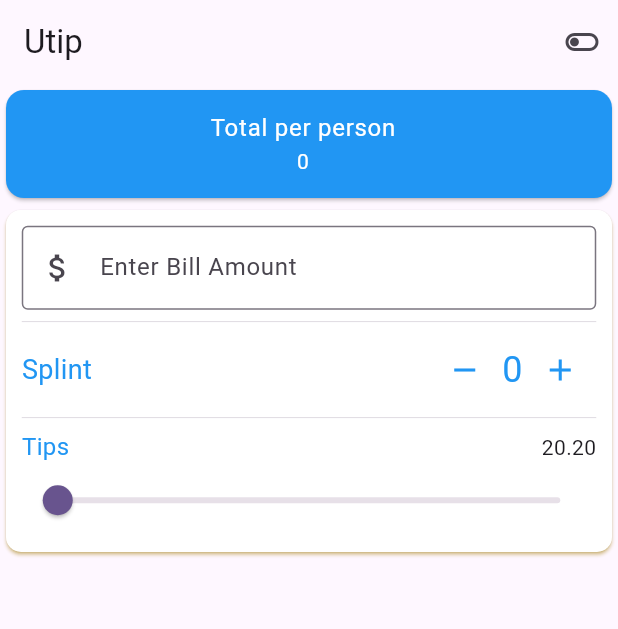
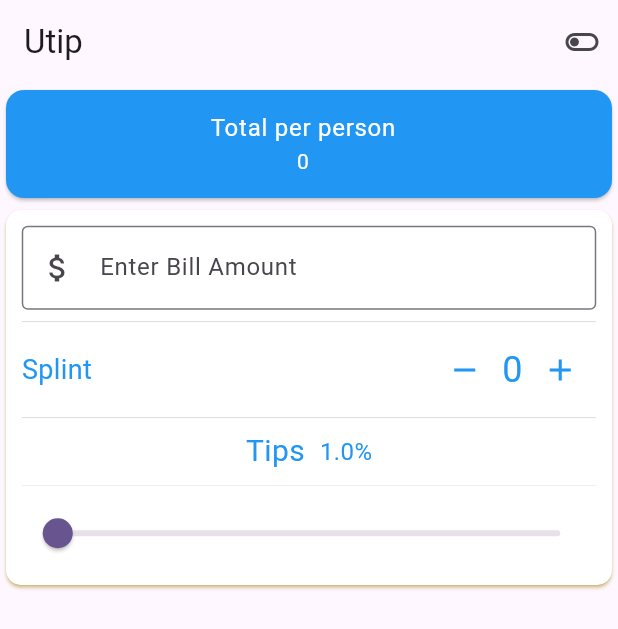
Before and after one commit to Yishak27/tipcalculator, a Flutter app: the screen it shows after launch, after a tap on the "remove" icon, after a tap on the "add" icon, on a phone screen of 412 x 824 dp. Shown: the top 629 px of the screen. Run offline on Flutter 3.47's test engine with Material 3 defaults, Android fonts, the phone set to English and light mode, and no system bars.

Commit message:
adjusting the tip done

```diff
--- a/lib/main.dart
+++ b/lib/main.dart
@@ -30,18 +30,18 @@ class MyHomePage extends StatefulWidget {
 class _MyHomePageState extends State<MyHomePage> {
   bool istoggeled = false;
   String amountByPerson = "0";
-  int _counter = 0;
-  double amount = 0.0;
+  int _numberOfPeople = 0;
+  double persentage = 1;
 
   void _increment() {
     setState(() {
-      _counter++;
+      _numberOfPeople++;
     });
   }
 
   void _decrement() {
     setState(() {
-      _counter--;
+      _numberOfPeople--;
     });
   }
 
@@ -118,7 +118,7 @@ class _MyHomePageState extends State<MyHomePage> {
                             onPressed: _decrement,
                           ),
                           Text(
-                            '$_counter',
+                            '$_numberOfPeople',
                             style: const TextStyle(
                               fontSize: 24,
                               color: Colors.blue,
@@ -134,23 +134,27 @@ class _MyHomePageState extends State<MyHomePage> {
                   ),
                   Divider(thickness: 0.4),
                   Row(
-                    mainAxisAlignment: MainAxisAlignment.spaceBetween,
+                    mainAxisAlignment: MainAxisAlignment.center,
                     spacing: 10,
                     children: [
                       Text(
                         "Tips",
+                        style: TextStyle(fontSize: 20, color: Colors.blue),
+                      ),
+                      Text(
+                        '${persentage.toStringAsFixed(1)}%',
                         style: TextStyle(fontSize: 16, color: Colors.blue),
                       ),
-                      Text("20.20"),
                     ],
                   ),
+                  Divider(thickness: 0.2),
                   Slider(
-                    min: 0,
+                    min: 1,
                     max: 100,
-                    value: amount,
+                    value: persentage,
                     onChanged: (double newValue) {
                       setState(() {
-                        amount = newValue;
+                        persentage = newValue;
                       });
                     },
                   ),
```
